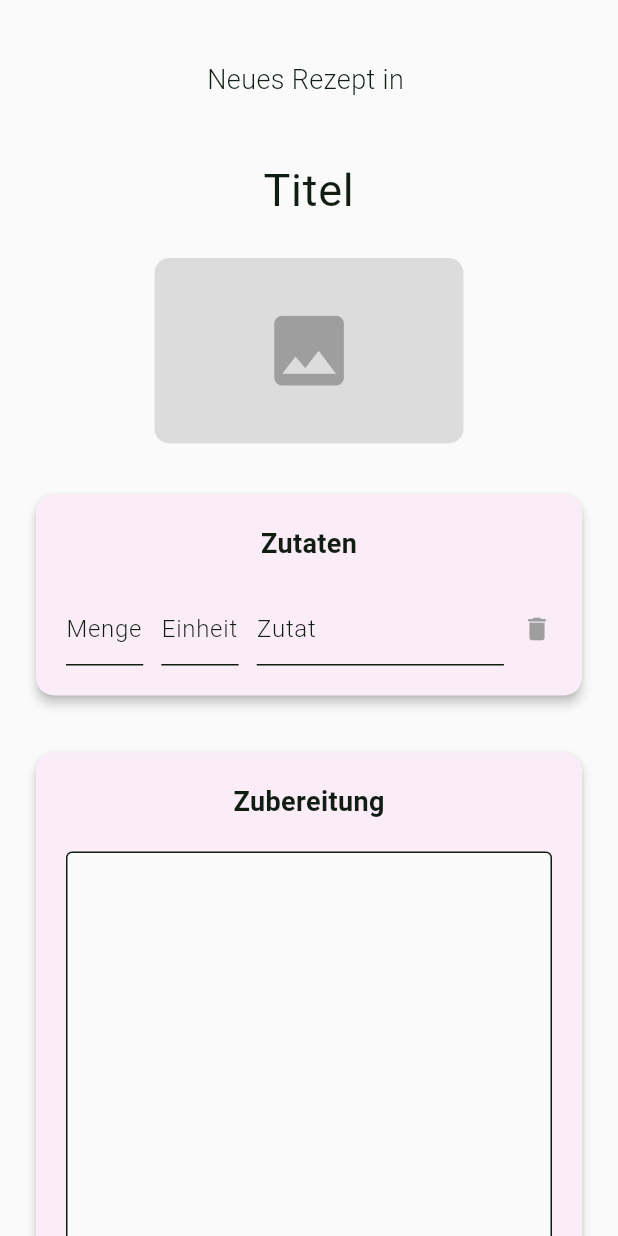
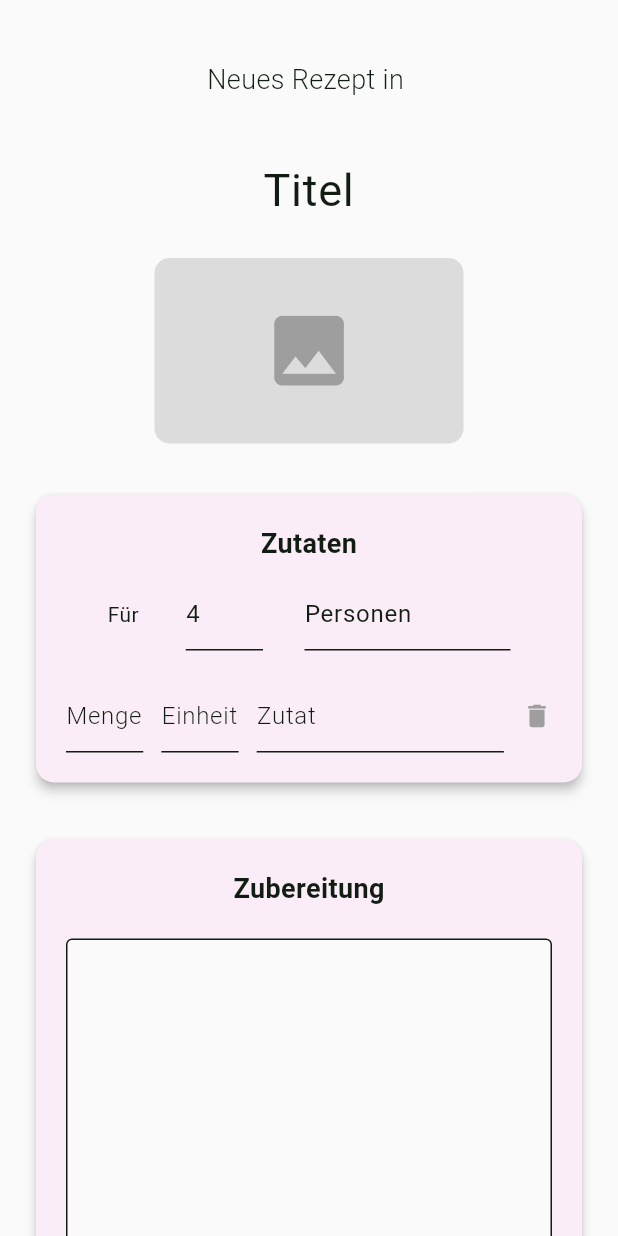
Before and after one commit to pythonite42/Sarahs_recipes, a Flutter app: the NewRecipe widget shown alone on an empty page, opened directly with empty values, on a phone screen of 412 x 824 dp. Run offline on Flutter 3.47's test engine with Material 3 defaults, Android fonts, the phone set to English and light mode, and no system bars; our stand-ins replace google_fonts, image_picker; missing offline and left inert: mysql_client, ssh2.

Commit message:
added quantity and quantityName to recipe

```diff
--- a/lib/database.dart
+++ b/lib/database.dart
@@ -28,9 +28,9 @@ class MySQL {
         }
 
         var cmd = await db.prepare(
-          'INSERT INTO recipe (name, category, instructions) values (?, ?, ?)',
+          'INSERT INTO recipe (name, category, quantity, quantity_name, instructions) values (?, ?, ?, ?, ?)',
         );
-        await cmd.execute([recipe.name, recipe.category, recipe.instructions]);
+        await cmd.execute([recipe.name, recipe.category, recipe.quantity, recipe.quantityName, recipe.instructions]);
         await cmd.deallocate();
         var result = await db.execute('SELECT last_insert_id()');
         int? id;
@@ -78,7 +78,8 @@ class MySQL {
         for (final row in result.rows) {
           //normal counting loop not possible because result.rows[i] throws error
           Map content = row.assoc();
-          recipesList.add(Recipe(content["name"], images[i], content["category"], [], content["instructions"]));
+          recipesList.add(Recipe(content["name"], images[i], content["category"], content["quantity"],
+              content["quantity_name"], [], content["instructions"]));
           i += 1;
         }
         return recipesList;
--- a/lib/new_recipe.dart
+++ b/lib/new_recipe.dart
@@ -17,6 +17,8 @@ class _NewRecipeState extends State<NewRecipe> {
   var amountTECs = <int, TextEditingController>{};
   var unitTECs = <int, TextEditingController>{};
   var nameTECs = <int, TextEditingController>{};
+  dynamic recipeQuantityController;
+  dynamic recipeQuantityNameController;
   var instructionsController = TextEditingController();
   File? image;
 
@@ -25,6 +27,18 @@ class _NewRecipeState extends State<NewRecipe> {
   var item = <int, Widget>{};
 
   final GlobalKey<FormState> _formKey = GlobalKey<FormState>();
+
+  @override
+  void initState() {
+    super.initState();
+    if (widget.category == "Süßspeisen") {
+      recipeQuantityController = TextEditingController(text: "28");
+      recipeQuantityNameController = TextEditingController(text: "Torte");
+    } else {
+      recipeQuantityController = TextEditingController(text: "4");
+      recipeQuantityNameController = TextEditingController(text: "Personen");
+    }
+  }
 
   @override
   void didChangeDependencies() {
@@ -246,6 +260,35 @@ class _NewRecipeState extends State<NewRecipe> {
                           style: TextStyle(fontSize: 18, fontWeight: FontWeight.bold),
                         ),
                         SizedBox(height: 10),
+                        Row(
+                          mainAxisAlignment: MainAxisAlignment.spaceEvenly,
+                          children: [
+                            Text("Für "),
+                            SizedBox(
+                              width: MediaQuery.sizeOf(context).width / 8,
+                              child: TextFormField(
+                                  controller: recipeQuantityController,
+                                  decoration: InputDecoration(
+                                    hintText: 'Anzahl',
+                                    hintStyle: TextStyle(fontWeight: FontWeight.w300),
+                                  ),
+                                  textInputAction: TextInputAction.next,
+                                  keyboardType: TextInputType.number),
+                            ),
+                            SizedBox(
+                              width: MediaQuery.sizeOf(context).width / 3,
+                              child: TextFormField(
+                                controller: recipeQuantityNameController,
+                                decoration: InputDecoration(
+                                  hintText: 'Bezeichnung',
+                                  hintStyle: TextStyle(fontWeight: FontWeight.w300),
+                                ),
+                                textInputAction: TextInputAction.next,
+                              ),
+                            ),
+                          ],
+                        ),
+                        SizedBox(height: 10),
                         ListView.builder(
                             shrinkWrap: true,
                             physics: ScrollPhysics(),
@@ -304,9 +347,14 @@ class _NewRecipeState extends State<NewRecipe> {
                           ingredients.add(Ingredient(amountDouble, unit, name));
                         }
                       }
+                      double? quantityDouble;
+                      if (recipeQuantityController.value.text != null && recipeQuantityController.value.text != "") {
+                        quantityDouble = double.parse(recipeQuantityController.value.text.replaceAll(",", "."));
+                        quantityDouble = double.parse(quantityDouble.toStringAsFixed(1));
+                      }
 
-                      Recipe recipe = Recipe(titleController.value.text, image, widget.category, ingredients,
-                          instructionsController.value.text);
+                      Recipe recipe = Recipe(titleController.value.text, image, widget.category, quantityDouble,
+                          recipeQuantityNameController.value.text, ingredients, instructionsController.value.text);
                       showDialog(
                         useRootNavigator: false,
                         context: context,
@@ -381,8 +429,10 @@ class Recipe {
   final String name;
   final File? image;
   final String category;
+  final double? quantity;
+  final String? quantityName;
   final List<Ingredient> ingredients;
   final String? instructions;
 
-  Recipe(this.name, this.image, this.category, this.ingredients, this.instructions);
+  Recipe(this.name, this.image, this.category, this.quantity, this.quantityName, this.ingredients, this.instructions);
 }
```
Also changed, not shown: 1 other file. Lines whose indentation alone changed are shown as unchanged.
